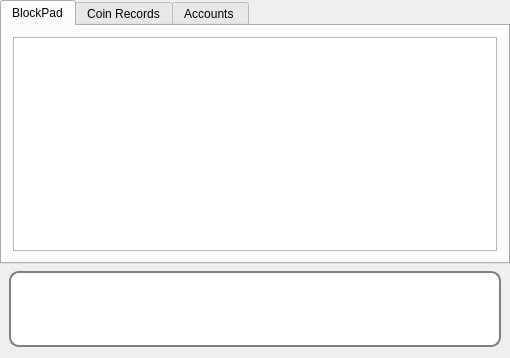
The window that blockpad.ui (Bloc10FinTech/blockpad) describes before a commit, drawn with Qt 5.
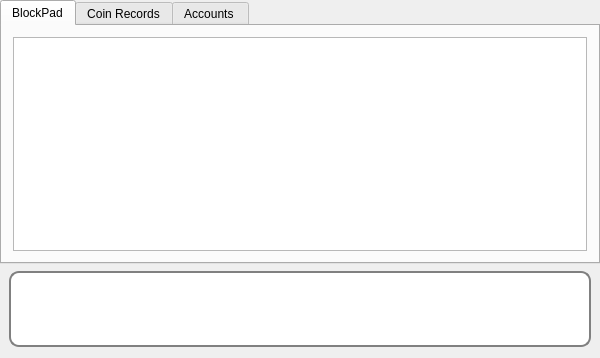
The same window after the commit. The open tabs and pages were chosen to show the change. Icons and pictures are not drawn. Custom widgets are drawn as their Qt base class.

Patch:
```diff
--- a/blockpad.ui
+++ b/blockpad.ui
@@ -6,7 +6,7 @@
    <rect>
     <x>0</x>
     <y>0</y>
-    <width>492</width>
+    <width>600</width>
     <height>358</height>
    </rect>
   </property>
```
Left out of the diff: 22 changed lines with no effect on the pictures.
